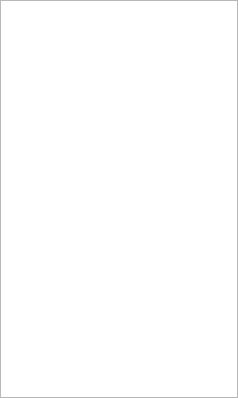
Old version of the form src/widgets/panels/layer-panel.ui in the repository flux3dp/swiftray.
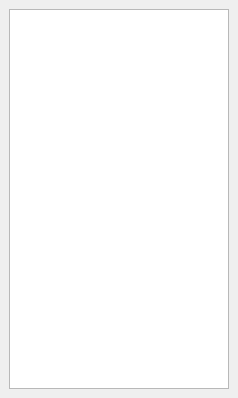
New version of the form.

Commit message: Update panel with scroll bar

Diff of the .ui file:
```diff
--- a/src/widgets/panels/layer-panel.ui
+++ b/src/widgets/panels/layer-panel.ui
@@ -30,6 +30,24 @@
     <number>0</number>
    </property>
    <item>
+    <widget class="QScrollArea" name="scrollArea">
+     <property name="frameShape">
+      <enum>QFrame::NoFrame</enum>
+     </property>
+     <property name="widgetResizable">
+      <bool>true</bool>
+     </property>
+     <widget class="QWidget" name="scrollAreaWidgetContents">
+      <property name="geometry">
+       <rect>
+        <x>0</x>
+        <y>0</y>
+        <width>238</width>
+        <height>398</height>
+       </rect>
+      </property>
+      <layout class="QVBoxLayout" name="verticalLayout_2">
+       <item>
     <widget class="QListWidget" name="layerList">
      <property name="sizePolicy">
       <sizepolicy hsizetype="Expanding" vsizetype="Expanding">
@@ -61,6 +79,10 @@
      <property name="sortingEnabled">
       <bool>false</bool>
      </property>
+        </widget>
+       </item>
+      </layout>
+     </widget>
     </widget>
    </item>
   </layout>
```
Lines whose indentation alone changed are shown as unchanged. The commit also changes 12 other files.
